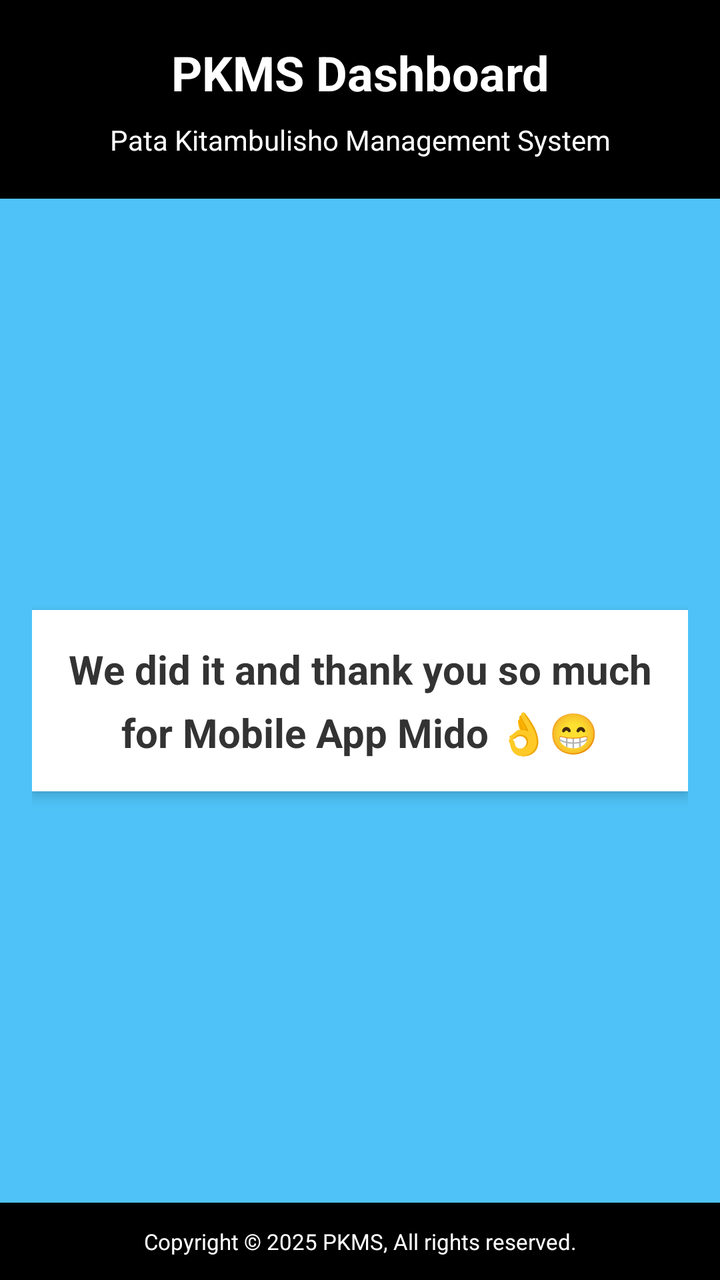
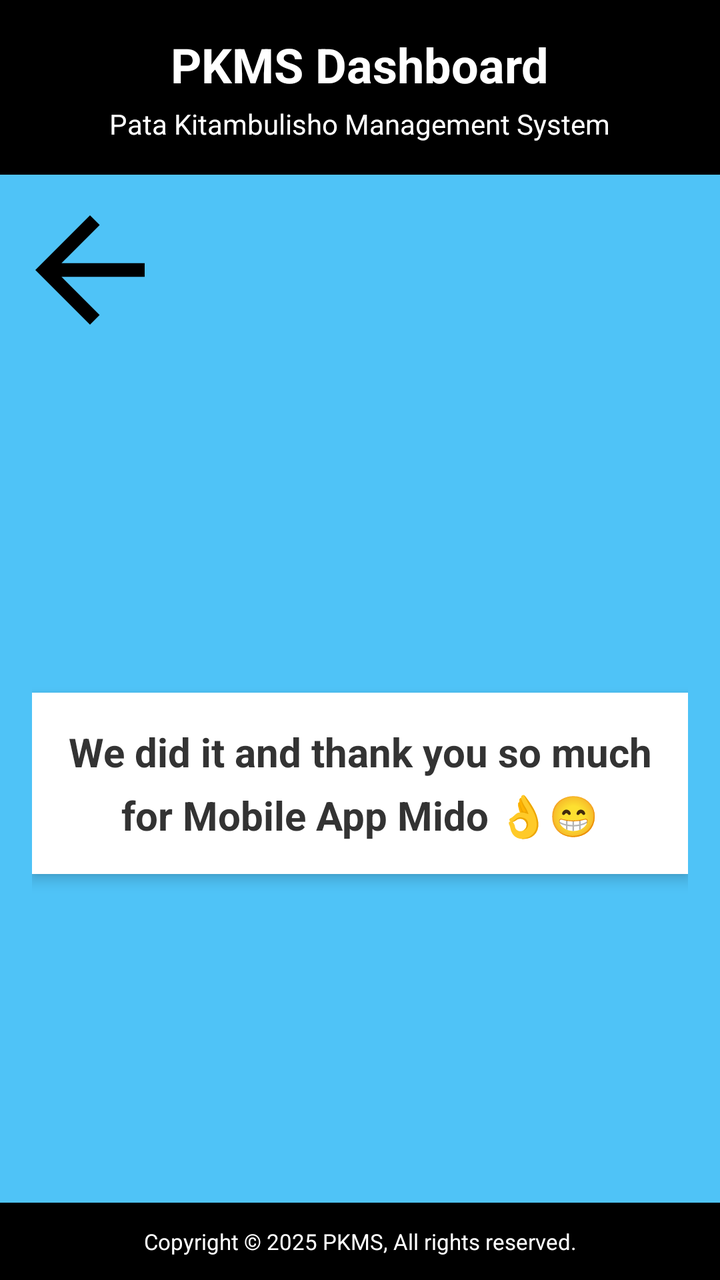

Before-and-after screenshots of an Android layout around one commit, followed by the original layout XML and the change that was made.
<!-- AndroidManifest.xml: application theme Theme.Patakitambulisho -->
<!-- res/layout/fragment_dashboard.xml -->
<LinearLayout xmlns:android="http://schemas.android.com/apk/res/android"
    android:layout_width="match_parent"
    android:layout_height="match_parent"
    android:orientation="vertical"
    android:background="#4fc3f7"
    android:gravity="center">

    
    <LinearLayout
        android:layout_width="match_parent"
        android:layout_height="wrap_content"
        android:orientation="vertical"
        android:background="#000000"
        android:padding="20dp">

        <TextView
            android:layout_width="match_parent"
            android:layout_height="wrap_content"
            android:text="PKMS Dashboard"
            android:textSize="24sp"
            android:textStyle="bold"
            android:textColor="#FFFFFF"
            android:gravity="center"
            android:layout_marginBottom="8dp" />

        <TextView
            android:layout_width="match_parent"
            android:layout_height="wrap_content"
            android:text="Pata Kitambulisho Management System"
            android:textSize="14sp"
            android:textColor="#FFFFFF"
            android:gravity="center" />

    </LinearLayout>

    
    <LinearLayout
        android:layout_width="match_parent"
        android:layout_height="0dp"
        android:layout_weight="1"
        android:orientation="vertical"
        android:gravity="center"
        android:padding="16dp">

        <TextView
            android:id="@+id/welcomeText"
            android:layout_width="wrap_content"
            android:layout_height="wrap_content"
            android:text="We did it and thank you so much for Mobile App Mido 👌😁"
            android:textSize="20sp"
            android:textStyle="bold"
            android:textColor="#333333"
            android:gravity="center"
            android:padding="16dp"
            android:background="#FFFFFF"
            android:elevation="4dp"
            android:lineSpacingExtra="8sp" />

    </LinearLayout>

    
    <LinearLayout
        android:layout_width="match_parent"
        android:layout_height="wrap_content"
        android:background="#000000"
        android:padding="12dp">

        <TextView
            android:layout_width="match_parent"
            android:layout_height="wrap_content"
            android:text="Copyright © 2025 PKMS, All rights reserved."
            android:textSize="11sp"
            android:textColor="#FFFFFF"
            android:gravity="center" />

    </LinearLayout>

</LinearLayout>
<!-- resources referenced by this layout -->
<resources>
  <style name="Theme.Patakitambulisho" parent="Theme.Material3.DayNight">
          
          <item name="colorPrimary">@color/purple_500</item>
          <item name="colorPrimaryVariant">@color/purple_700</item>
          <item name="colorOnPrimary">@color/white</item>
  
          
          <item name="colorSecondary">@color/teal_200</item>
          <item name="colorSecondaryVariant">@color/teal_700</item>
          <item name="colorOnSecondary">@color/black</item>
  
          
          <item name="android:statusBarColor">?attr/colorPrimaryVariant</item>
  
          
      </style>
  <color name="purple_500">#FF6200EE</color>
  <color name="purple_700">#FF3700B3</color>
  <color name="white">#FFFFFFFF</color>
  <color name="teal_200">#FF03DAC5</color>
  <color name="teal_700">#FF018786</color>
  <color name="black">#FF000000</color>
</resources>

<!-- the commit's change to res/layout/fragment_dashboard.xml (unified diff, before → after) -->
@@ -2,36 +2,62 @@
     android:layout_width="match_parent"
     android:layout_height="match_parent"
     android:orientation="vertical"
-    android:background="#4fc3f7"
-    android:gravity="center">
+    android:background="#4fc3f7">
 
     
     <LinearLayout
         android:layout_width="match_parent"
         android:layout_height="wrap_content"
-        android:orientation="vertical"
+        android:orientation="horizontal"
         android:background="#000000"
-        android:padding="20dp">
+        android:padding="16dp"
+        android:gravity="center_vertical">
 
-        <TextView
-            android:layout_width="match_parent"
+        
+
+
+        
+        <LinearLayout
+            android:layout_width="0dp"
             android:layout_height="wrap_content"
-            android:text="PKMS Dashboard"
-            android:textSize="24sp"
-            android:textStyle="bold"
-            android:textColor="#FFFFFF"
-            android:gravity="center"
-            android:layout_marginBottom="8dp" />
+            android:layout_weight="1"
+            android:orientation="vertical"
+            android:gravity="center_horizontal">
 
-        <TextView
-            android:layout_width="match_parent"
-            android:layout_height="wrap_content"
-            android:text="Pata Kitambulisho Management System"
-            android:textSize="14sp"
-            android:textColor="#FFFFFF"
-            android:gravity="center" />
+            <TextView
+                android:layout_width="wrap_content"
+                android:layout_height="wrap_content"
+                android:text="PKMS Dashboard"
+                android:textSize="24sp"
+                android:textStyle="bold"
+                android:textColor="#FFFFFF"
+                android:layout_marginBottom="4dp" />
 
+            <TextView
+                android:layout_width="wrap_content"
+                android:layout_height="wrap_content"
+                android:text="Pata Kitambulisho Management System"
+                android:textSize="14sp"
+                android:textColor="#FFFFFF" />
+
+        </LinearLayout>
     </LinearLayout>
+<LinearLayout
+    android:layout_width="match_parent"
+    android:layout_height="wrap_content">
+    <ImageView
+        android:id="@+id/backIcon"
+        android:layout_width="90dp"
+        android:layout_height="95dp"
+        android:src="@drawable/ic_back"
+        android:contentDescription="Back"
+        android:layout_gravity="center_vertical"
+        android:padding="4dp"
+        android:clickable="true"
+        android:focusable="true"
+        />
+</LinearLayout>
+
 
     
     <LinearLayout
@@ -41,6 +67,8 @@
         android:orientation="vertical"
         android:gravity="center"
         android:padding="16dp">
+
+
 
         <TextView
             android:id="@+id/welcomeText"
<!-- resource entries referenced after the edit -->
@@ -1,5 +1,11 @@
 <!-- resources referenced by this layout -->
 <resources>
+  <!-- drawable ic_back (drawable) -->
+  <vector xmlns:android="http://schemas.android.com/apk/res/android" android:autoMirrored="true" android:height="24dp" android:tint="#000000" android:viewportHeight="24" android:viewportWidth="24" android:width="24dp">
+        
+      <path android:fillColor="@android:color/white" android:pathData="M20,11H7.83l5.59,-5.59L12,4l-8,8 8,8 1.41,-1.41L7.83,13H20v-2z"/>
+      
+  </vector>
   <style name="Theme.Patakitambulisho" parent="Theme.Material3.DayNight">
           
           <item name="colorPrimary">@color/purple_500</item>
